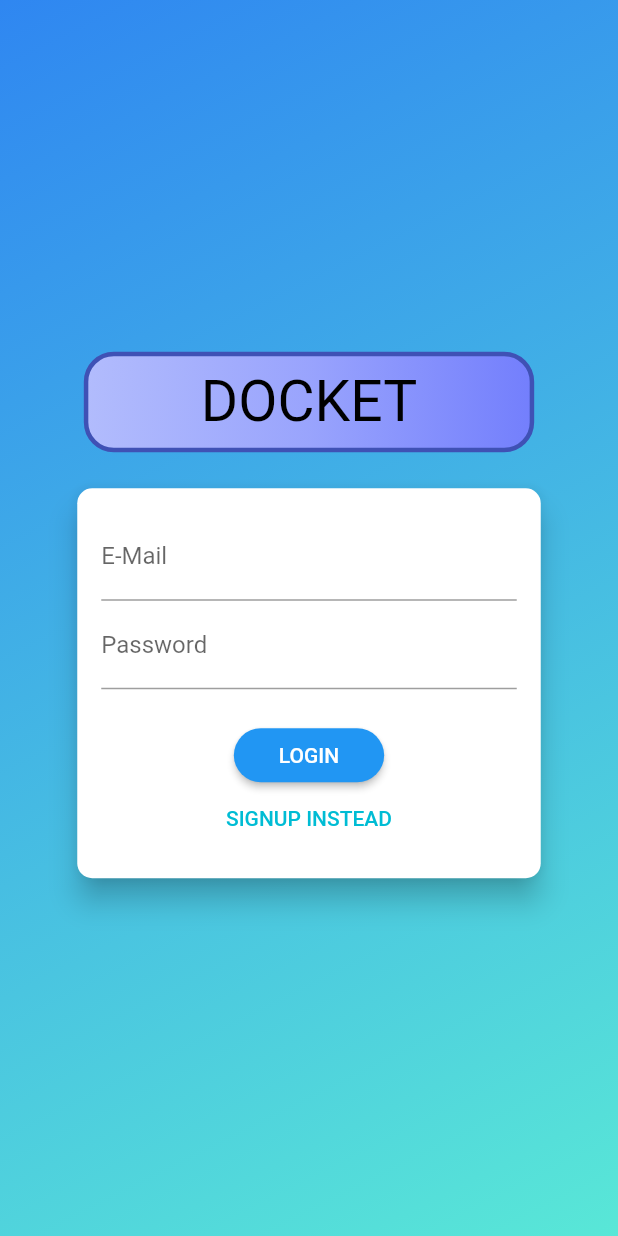
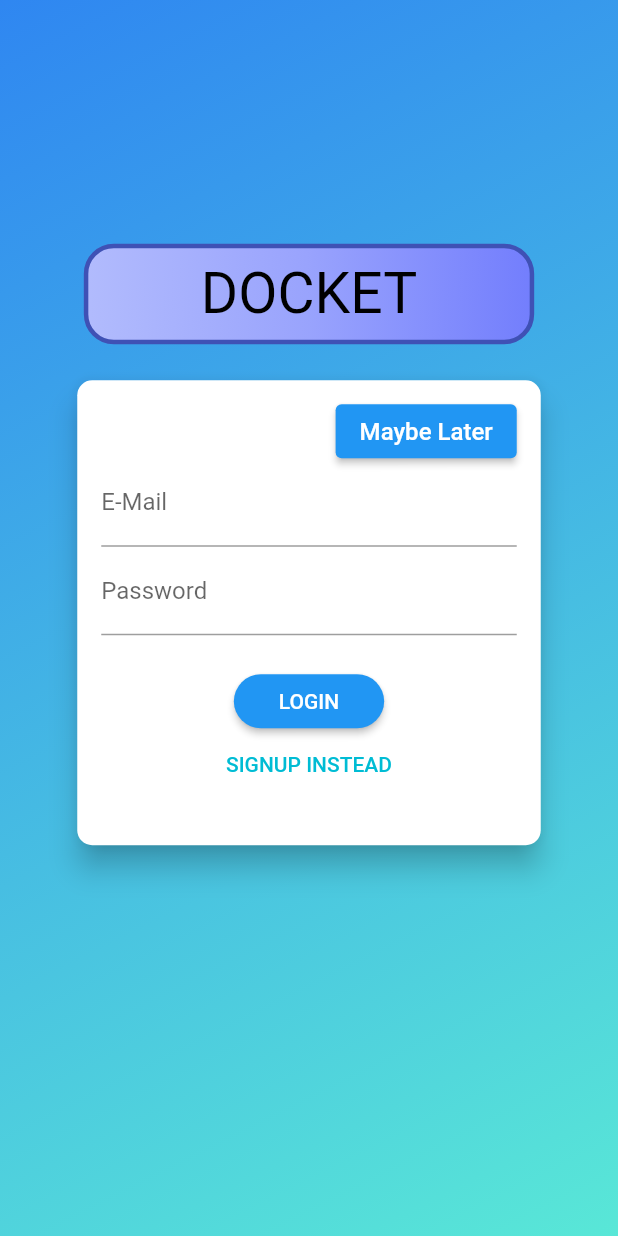
Before and after one commit to HarshSahu23/mybuddytest, a Flutter app: the screen it shows after launch, on a phone screen of 412 x 824 dp. Run offline on Flutter 3.47's test engine with Material 2 defaults, Android fonts, the phone set to English and light mode, and no system bars; our stand-ins replace firebase_auth, firebase_core, lottie; accounts and stored records are empty.

Commit message:
Changes to be committed: 	modified:   lib/AuthScreen.dart 	modified:   lib/FinanceModule/mainFinance.dart 	modified:   lib/dashboard.dart 	modified:   lib/main.dart

```diff
--- a/lib/AuthScreen.dart
+++ b/lib/AuthScreen.dart
@@ -166,15 +166,17 @@ class _AuthCardState extends State<AuthCard> {
   @override
   Widget build(BuildContext context) {
     final deviceSize = MediaQuery.of(context).size;
-    return Card(
+    return Column(
+      children: [
+        Card(
           shape: RoundedRectangleBorder(
             borderRadius: BorderRadius.circular(10.0),
           ),
           elevation: 8.0,
           child: Container(
-        height: _authMode == AuthMode.Signup ? 320 : 260,
-        constraints:
-            BoxConstraints(minHeight: _authMode == AuthMode.Signup ? 320 : 260),
+            height: _authMode == AuthMode.Signup ? 370 : 310,
+            constraints: BoxConstraints(
+                minHeight: _authMode == AuthMode.Signup ? 320 : 260),
             width: deviceSize.width * 0.75,
             padding: EdgeInsets.all(16.0),
             child: Form(
@@ -182,6 +184,27 @@ class _AuthCardState extends State<AuthCard> {
               child: SingleChildScrollView(
                 child: Column(
                   children: <Widget>[
+                    Container(
+                        height: 36,
+                        width: (deviceSize.width) * 0.7,
+                        child: Row(
+                          mainAxisAlignment: MainAxisAlignment.end,
+                          crossAxisAlignment: CrossAxisAlignment.start,
+                          children: [
+                            ElevatedButton(
+                                onPressed: (() {
+                                  Navigator.pushReplacement(
+                                      context,
+                                      MaterialPageRoute(
+                                          builder: (context) =>
+                                              const dashboard()));
+                                }),
+                                child: const Text(
+                                  "Maybe Later",
+                                  style: TextStyle(fontSize: 16),
+                                )),
+                          ],
+                        )),
                     TextFormField(
                       decoration: InputDecoration(labelText: 'E-Mail'),
                       keyboardType: TextInputType.emailAddress,
@@ -212,7 +235,8 @@ class _AuthCardState extends State<AuthCard> {
                     if (_authMode == AuthMode.Signup)
                       TextFormField(
                         enabled: _authMode == AuthMode.Signup,
-                    decoration: InputDecoration(labelText: 'Confirm Password'),
+                        decoration:
+                            InputDecoration(labelText: 'Confirm Password'),
                         obscureText: true,
                         validator: _authMode == AuthMode.Signup
                             ? (value) {
@@ -229,8 +253,8 @@ class _AuthCardState extends State<AuthCard> {
                       CircularProgressIndicator()
                     else
                       ElevatedButton(
-                    child:
-                        Text(_authMode == AuthMode.Login ? 'LOGIN' : 'SIGN UP'),
+                        child: Text(
+                            _authMode == AuthMode.Login ? 'LOGIN' : 'SIGN UP'),
                         onPressed: _submit,
                         style: ElevatedButton.styleFrom(
                             shape: RoundedRectangleBorder(
@@ -244,8 +268,8 @@ class _AuthCardState extends State<AuthCard> {
                           '${_authMode == AuthMode.Login ? 'SIGNUP' : 'LOGIN'} INSTEAD'),
                       onPressed: _switchAuthMode,
                       style: TextButton.styleFrom(
-                      padding:
-                          EdgeInsets.symmetric(horizontal: 30.0, vertical: 4),
+                          padding: EdgeInsets.symmetric(
+                              horizontal: 30.0, vertical: 4),
                           tapTargetSize: MaterialTapTargetSize.shrinkWrap,
                           foregroundColor: Colors.cyan),
                     ),
@@ -254,6 +278,8 @@ class _AuthCardState extends State<AuthCard> {
               ),
             ),
           ),
+        ),
+      ],
     );
   }
 }
--- a/lib/main.dart
+++ b/lib/main.dart
@@ -1,6 +1,8 @@
 import 'dart:async';
 
 import 'package:flutter/material.dart';
+import 'package:testenv/FinanceModule/mainFinance.dart';
+import 'package:testenv/screen2.dart';
 import 'AuthScreen.dart';
 import 'package:firebase_core/firebase_core.dart';
 import 'package:lottie/lottie.dart';
@@ -18,6 +20,13 @@ class MyApp extends StatelessWidget {
   Widget build(BuildContext context) {
     return MaterialApp(
       title: 'DOCKET',
+      routes: {
+        // '/': (context) => const FirstScreen(),
+        '/FinanceHome': (context) => mainFinance(),
+        '/AcademicHome': (context) => Screen2(),
+        '/CareerHome': (context) => Screen2(),
+        '/HobbiesHome': (context) => Screen2(),
+      },
       theme: ThemeData(
         primarySwatch: Colors.blue,
       ),
```
Also changed, not shown: lib/FinanceModule/mainFinance.dart (+12 -4 lines), lib/dashboard.dart (+10 -20 lines). Lines whose indentation alone changed are shown as unchanged.
